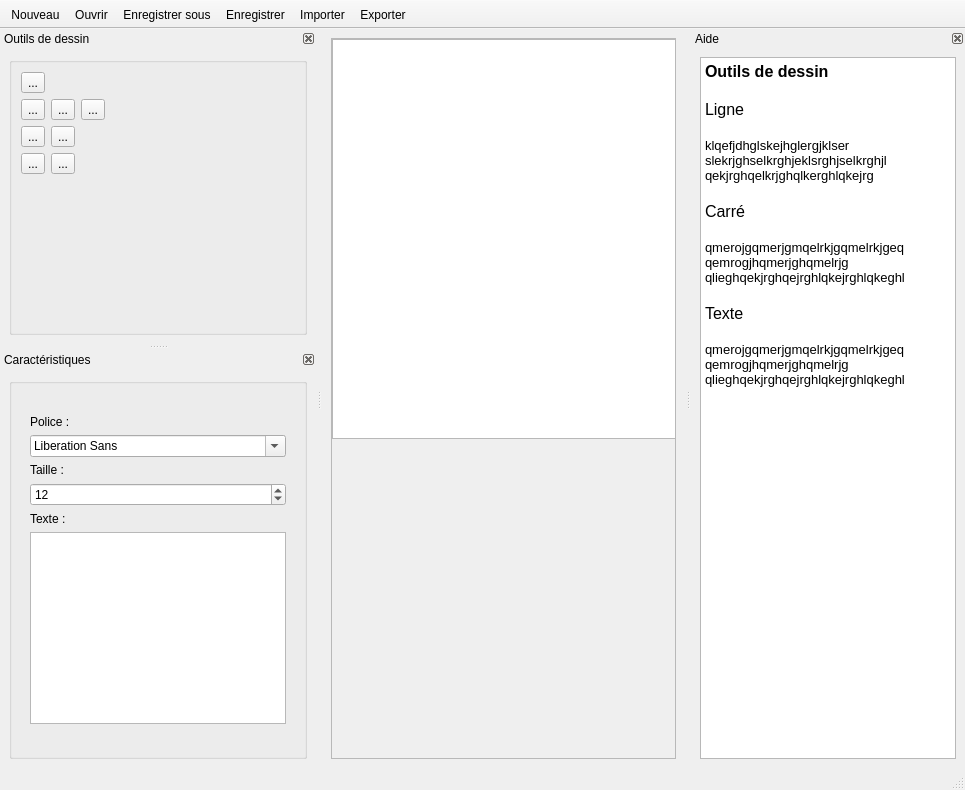
Qt form mainwindow.ui (BARRY-JN/M1---vectorial-draw-application) before a commit.
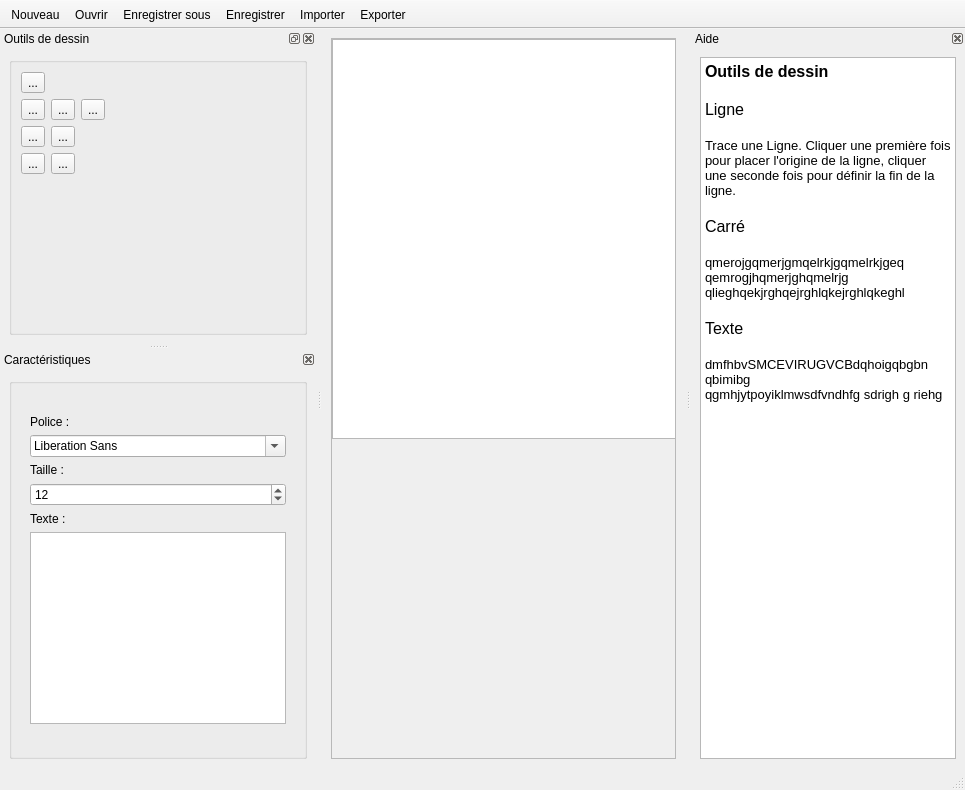
The same form after that commit. Icons and pictures are not drawn.

What changed in the file:
```diff
--- a/mainwindow.ui
+++ b/mainwindow.ui
@@ -96,7 +96,7 @@
     <bool>false</bool>
    </property>
    <property name="features">
-    <set>QDockWidget::DockWidgetClosable|QDockWidget::DockWidgetMovable</set>
+    <set>QDockWidget::AllDockWidgetFeatures</set>
    </property>
    <property name="windowTitle">
     <string>Outils de dessin</string>
@@ -759,26 +759,23 @@
         <string>&lt;!DOCTYPE HTML PUBLIC &quot;-//W3C//DTD HTML 4.0//EN&quot; &quot;http://www.w3.org/TR/REC-html40/strict.dtd&quot;&gt;
 &lt;html&gt;&lt;head&gt;&lt;meta name=&quot;qrichtext&quot; content=&quot;1&quot; /&gt;&lt;style type=&quot;text/css&quot;&gt;
 p, li { white-space: pre-wrap; }
-&lt;/style&gt;&lt;/head&gt;&lt;body style=&quot; font-family:'Ubuntu'; font-size:10pt; font-weight:400; font-style:normal;&quot;&gt;
+&lt;/style&gt;&lt;/head&gt;&lt;body style=&quot; font-family:'Ubuntu'; font-size:11pt; font-weight:400; font-style:normal;&quot;&gt;
 &lt;p style=&quot; margin-top:0px; margin-bottom:0px; margin-left:0px; margin-right:0px; -qt-block-indent:0; text-indent:0px;&quot;&gt;&lt;span style=&quot; font-family:'MS Shell Dlg 2'; font-size:12pt; font-weight:600;&quot;&gt;Outils de dessin&lt;/span&gt;&lt;/p&gt;
 &lt;p style=&quot;-qt-paragraph-type:empty; margin-top:0px; margin-bottom:0px; margin-left:0px; margin-right:0px; -qt-block-indent:0; text-indent:0px; font-family:'MS Shell Dlg 2'; font-size:12pt; font-weight:600;&quot;&gt;&lt;br /&gt;&lt;/p&gt;
 &lt;p style=&quot; margin-top:0px; margin-bottom:0px; margin-left:0px; margin-right:0px; -qt-block-indent:0; text-indent:0px;&quot;&gt;&lt;span style=&quot; font-family:'MS Shell Dlg 2'; font-size:12pt;&quot;&gt;Ligne&lt;/span&gt;&lt;/p&gt;
 &lt;p style=&quot;-qt-paragraph-type:empty; margin-top:0px; margin-bottom:0px; margin-left:0px; margin-right:0px; -qt-block-indent:0; text-indent:0px; font-family:'MS Shell Dlg 2'; font-size:12pt; font-weight:600;&quot;&gt;&lt;br /&gt;&lt;/p&gt;
-&lt;p style=&quot; margin-top:0px; margin-bottom:0px; margin-left:0px; margin-right:0px; -qt-block-indent:0; text-indent:0px;&quot;&gt;&lt;span style=&quot; font-family:'MS Shell Dlg 2';&quot;&gt;klqefjdhglskejhglergjklser&lt;/span&gt;&lt;/p&gt;
-&lt;p style=&quot; margin-top:0px; margin-bottom:0px; margin-left:0px; margin-right:0px; -qt-block-indent:0; text-indent:0px;&quot;&gt;&lt;span style=&quot; font-family:'MS Shell Dlg 2';&quot;&gt;slekrjghselkrghjeklsrghjselkrghjl&lt;/span&gt;&lt;/p&gt;
-&lt;p style=&quot; margin-top:0px; margin-bottom:0px; margin-left:0px; margin-right:0px; -qt-block-indent:0; text-indent:0px;&quot;&gt;&lt;span style=&quot; font-family:'MS Shell Dlg 2';&quot;&gt;qekjrghqelkrjghqlkerghlqkejrg&lt;/span&gt;&lt;/p&gt;
+&lt;p style=&quot; margin-top:0px; margin-bottom:0px; margin-left:0px; margin-right:0px; -qt-block-indent:0; text-indent:0px;&quot;&gt;&lt;span style=&quot; font-family:'MS Shell Dlg 2'; font-size:10pt;&quot;&gt;Trace une Ligne. Cliquer une première fois pour placer l'origine de la ligne, cliquer une seconde fois pour définir la fin de la ligne.&lt;/span&gt;&lt;/p&gt;
 &lt;p style=&quot;-qt-paragraph-type:empty; margin-top:0px; margin-bottom:0px; margin-left:0px; margin-right:0px; -qt-block-indent:0; text-indent:0px; font-family:'MS Shell Dlg 2'; font-size:12pt; font-weight:600;&quot;&gt;&lt;br /&gt;&lt;/p&gt;
 &lt;p style=&quot; margin-top:0px; margin-bottom:0px; margin-left:0px; margin-right:0px; -qt-block-indent:0; text-indent:0px;&quot;&gt;&lt;span style=&quot; font-family:'MS Shell Dlg 2'; font-size:12pt;&quot;&gt;Carré&lt;/span&gt;&lt;/p&gt;
 &lt;p style=&quot;-qt-paragraph-type:empty; margin-top:0px; margin-bottom:0px; margin-left:0px; margin-right:0px; -qt-block-indent:0; text-indent:0px; font-family:'MS Shell Dlg 2'; font-size:12pt;&quot;&gt;&lt;br /&gt;&lt;/p&gt;
-&lt;p style=&quot; margin-top:0px; margin-bottom:0px; margin-left:0px; margin-right:0px; -qt-block-indent:0; text-indent:0px;&quot;&gt;&lt;span style=&quot; font-family:'MS Shell Dlg 2';&quot;&gt;qmerojgqmerjgmqelrkjgqmelrkjgeq&lt;/span&gt;&lt;/p&gt;
-&lt;p style=&quot; margin-top:0px; margin-bottom:0px; margin-left:0px; margin-right:0px; -qt-block-indent:0; text-indent:0px;&quot;&gt;&lt;span style=&quot; font-family:'MS Shell Dlg 2';&quot;&gt;qemrogjhqmerjghqmelrjg&lt;/span&gt;&lt;/p&gt;
-&lt;p style=&quot; margin-top:0px; margin-bottom:0px; margin-left:0px; margin-right:0px; -qt-block-indent:0; text-indent:0px;&quot;&gt;&lt;span style=&quot; font-family:'MS Shell Dlg 2';&quot;&gt;qlieghqekjrghqejrghlqkejrghlqkeghl&lt;/span&gt;&lt;/p&gt;
+&lt;p style=&quot; margin-top:0px; margin-bottom:0px; margin-left:0px; margin-right:0px; -qt-block-indent:0; text-indent:0px;&quot;&gt;&lt;span style=&quot; font-family:'MS Shell Dlg 2'; font-size:10pt;&quot;&gt;qmerojgqmerjgmqelrkjgqmelrkjgeq&lt;/span&gt;&lt;/p&gt;
+&lt;p style=&quot; margin-top:0px; margin-bottom:0px; margin-left:0px; margin-right:0px; -qt-block-indent:0; text-indent:0px;&quot;&gt;&lt;span style=&quot; font-family:'MS Shell Dlg 2'; font-size:10pt;&quot;&gt;qemrogjhqmerjghqmelrjg&lt;/span&gt;&lt;/p&gt;
+&lt;p style=&quot; margin-top:0px; margin-bottom:0px; margin-left:0px; margin-right:0px; -qt-block-indent:0; text-indent:0px;&quot;&gt;&lt;span style=&quot; font-family:'MS Shell Dlg 2'; font-size:10pt;&quot;&gt;qlieghqekjrghqejrghlqkejrghlqkeghl&lt;/span&gt;&lt;/p&gt;
 &lt;p style=&quot;-qt-paragraph-type:empty; margin-top:0px; margin-bottom:0px; margin-left:0px; margin-right:0px; -qt-block-indent:0; text-indent:0px; font-family:'MS Shell Dlg 2'; font-size:12pt; font-weight:600;&quot;&gt;&lt;br /&gt;&lt;/p&gt;
 &lt;p style=&quot; margin-top:0px; margin-bottom:0px; margin-left:0px; margin-right:0px; -qt-block-indent:0; text-indent:0px;&quot;&gt;&lt;span style=&quot; font-family:'MS Shell Dlg 2'; font-size:12pt;&quot;&gt;Texte&lt;/span&gt;&lt;/p&gt;
 &lt;p style=&quot;-qt-paragraph-type:empty; margin-top:0px; margin-bottom:0px; margin-left:0px; margin-right:0px; -qt-block-indent:0; text-indent:0px; font-family:'MS Shell Dlg 2'; font-size:12pt;&quot;&gt;&lt;br /&gt;&lt;/p&gt;
-&lt;p style=&quot; margin-top:0px; margin-bottom:0px; margin-left:0px; margin-right:0px; -qt-block-indent:0; text-indent:0px;&quot;&gt;&lt;span style=&quot; font-family:'MS Shell Dlg 2';&quot;&gt;qmerojgqmerjgmqelrkjgqmelrkjgeq&lt;/span&gt;&lt;/p&gt;
-&lt;p style=&quot; margin-top:0px; margin-bottom:0px; margin-left:0px; margin-right:0px; -qt-block-indent:0; text-indent:0px;&quot;&gt;&lt;span style=&quot; font-family:'MS Shell Dlg 2';&quot;&gt;qemrogjhqmerjghqmelrjg&lt;/span&gt;&lt;/p&gt;
-&lt;p style=&quot; margin-top:0px; margin-bottom:0px; margin-left:0px; margin-right:0px; -qt-block-indent:0; text-indent:0px;&quot;&gt;&lt;span style=&quot; font-family:'MS Shell Dlg 2';&quot;&gt;qlieghqekjrghqejrghlqkejrghlqkeghl&lt;/span&gt;&lt;/p&gt;&lt;/body&gt;&lt;/html&gt;</string>
+&lt;p style=&quot; margin-top:0px; margin-bottom:0px; margin-left:0px; margin-right:0px; -qt-block-indent:0; text-indent:0px;&quot;&gt;&lt;span style=&quot; font-family:'MS Shell Dlg 2'; font-size:10pt;&quot;&gt;dmfhbvSMCEVIRUGVCBdqhoigqbgbn qbimibg&lt;/span&gt;&lt;/p&gt;
+&lt;p style=&quot; margin-top:0px; margin-bottom:0px; margin-left:0px; margin-right:0px; -qt-block-indent:0; text-indent:0px;&quot;&gt;&lt;span style=&quot; font-family:'MS Shell Dlg 2'; font-size:10pt;&quot;&gt;qgmhjytpoyiklmwsdfvndhfg sdrigh g riehg&lt;/span&gt;&lt;/p&gt;&lt;/body&gt;&lt;/html&gt;</string>
        </property>
       </widget>
      </item>
```
Left out of the diff: 37 changed lines with no effect on the pictures.
